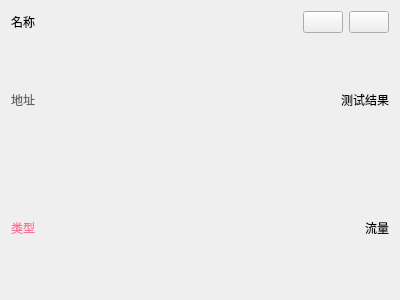
Old version of the form src/ui/widget/ProxyItem.ui in the repository Ogstra/proxor.
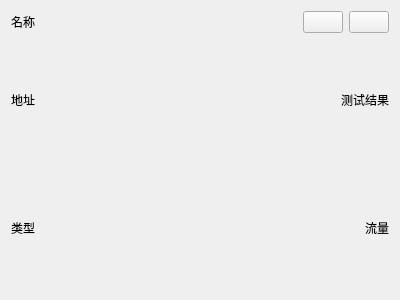
New version of the form. Icons and pictures are not drawn.

Commit message: fix(ui): group list and chain item colors come from palette roles on every OS

```diff
--- a/src/ui/widget/ProxyItem.ui
+++ b/src/ui/widget/ProxyItem.ui
@@ -75,9 +75,6 @@
          <verstretch>0</verstretch>
         </sizepolicy>
        </property>
-       <property name="styleSheet">
-        <string notr="true">color: rgb(102, 102, 102);</string>
-       </property>
        <property name="text">
         <string notr="true">地址</string>
        </property>
@@ -111,9 +108,6 @@
          <verstretch>0</verstretch>
         </sizepolicy>
        </property>
-       <property name="styleSheet">
-        <string notr="true">color: rgb(251, 114, 153);</string>
-       </property>
        <property name="text">
         <string notr="true">类型</string>
        </property>
```
The commit also changes 2 other files.
